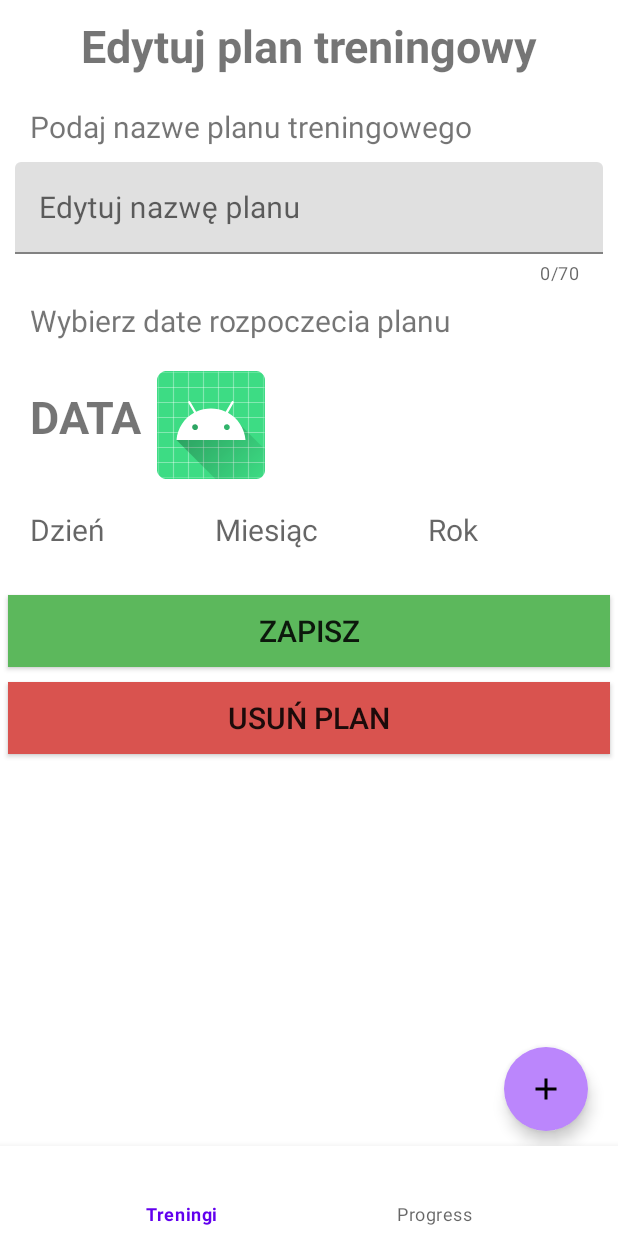
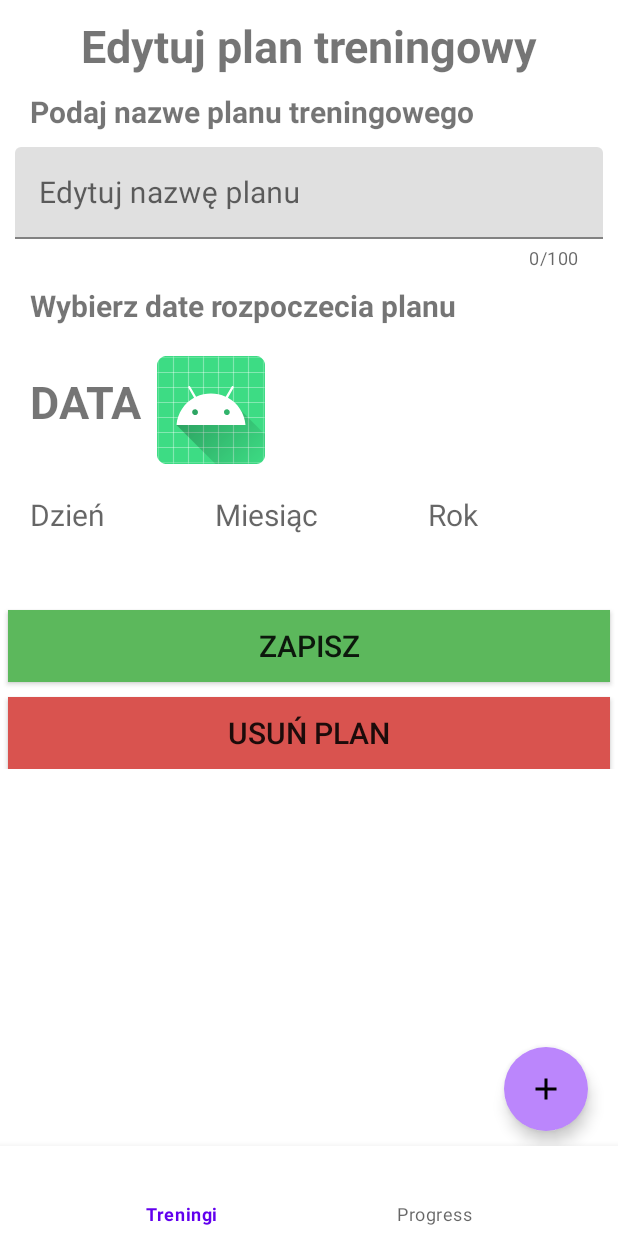
Before and after one commit to MattiusW/PracaInz, an Android app: the EditTrainingPlanFragment screen opened through its navigation route, on a phone screen of 412 x 824 dp. Run offline under Robolectric (Android 15) with nearby library versions, the phone set to English and light mode, and no system bars; our stand-ins replace Room's generated code, navigation-ui; 1 statement that could not run was skipped.

Commit message:
Dodanie scrollview do layoutu aby widok był elastyczny oraz dodanie bottom paddinu do listy przewijalnej aby navigation menu nie przyslanialu planu

```diff
--- a/GymPlanApp/app/src/main/res/layout/fragment_edit_exercise.xml
+++ b/GymPlanApp/app/src/main/res/layout/fragment_edit_exercise.xml
@@ -11,7 +11,7 @@
         android:layout_width="match_parent"
         android:layout_height="wrap_content"
         android:layout_margin="5dp"
-        android:textSize="30dp"
+        android:textSize="30sp"
         android:textStyle="bold"
         android:gravity="center"
         android:text="@string/edit_exercise" />
--- a/GymPlanApp/app/src/main/res/layout/fragment_edit_training_plan.xml
+++ b/GymPlanApp/app/src/main/res/layout/fragment_edit_training_plan.xml
@@ -16,13 +16,23 @@
         android:gravity="center"
         android:text="@string/edit_plan" />
 
+    <ScrollView
+        android:layout_width="match_parent"
+        android:layout_height="match_parent">
+
+        <LinearLayout
+            android:layout_width="match_parent"
+            android:layout_height="match_parent"
+            android:orientation="vertical">
+
             <TextView
                 android:layout_width="match_parent"
                 android:layout_height="wrap_content"
                 android:layout_marginLeft="20dp"
                 android:layout_marginRight="20dp"
-        android:layout_marginTop="20dp"
+                android:layout_marginTop="10dp"
                 android:textSize="20sp"
+                android:textStyle="bold"
                 android:text="@string/info_get_plan_name" />
 
             <com.google.android.material.textfield.TextInputLayout
@@ -31,7 +41,7 @@
                 android:layout_height="wrap_content"
                 android:layout_margin="10dp"
                 app:counterEnabled="true"
-        app:counterMaxLength="70">
+                app:counterMaxLength="100">
 
                 <com.google.android.material.textfield.TextInputEditText
                     android:id="@+id/enter_plan_name"
@@ -47,7 +57,8 @@
                 android:layout_height="wrap_content"
                 android:layout_marginLeft="20dp"
                 android:layout_marginRight="20dp"
-        android:textSize="20sp"/>
+                android:textSize="20sp"
+                android:textStyle="bold"/>
 
             <LinearLayout
                 android:layout_width="wrap_content"
@@ -114,7 +125,7 @@
                 android:text="@string/button_save"
                 android:layout_marginLeft="5dp"
                 android:layout_marginRight="5dp"
-        android:layout_marginTop="30dp"/>
+                android:layout_marginTop="50dp"/>
 
             <androidx.appcompat.widget.AppCompatButton
                 android:id="@+id/deletePlanBtn"
@@ -127,5 +138,6 @@
                 android:layout_marginLeft="5dp"
                 android:layout_marginRight="5dp"
                 android:layout_marginTop="10dp"/>
-
         </LinearLayout>
+    </ScrollView>
+</LinearLayout>
```
Also changed, not shown: GymPlanApp/app/src/main/res/layout/fragment_add_training_plan.xml (+16 -4 lines), GymPlanApp/app/src/main/res/layout/fragment_training_plans.xml (+4 -4 lines). Lines whose indentation alone changed are shown as unchanged.
